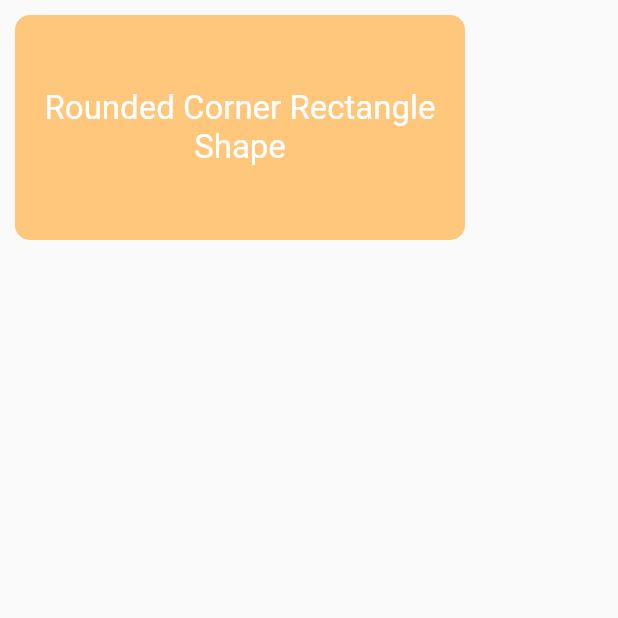
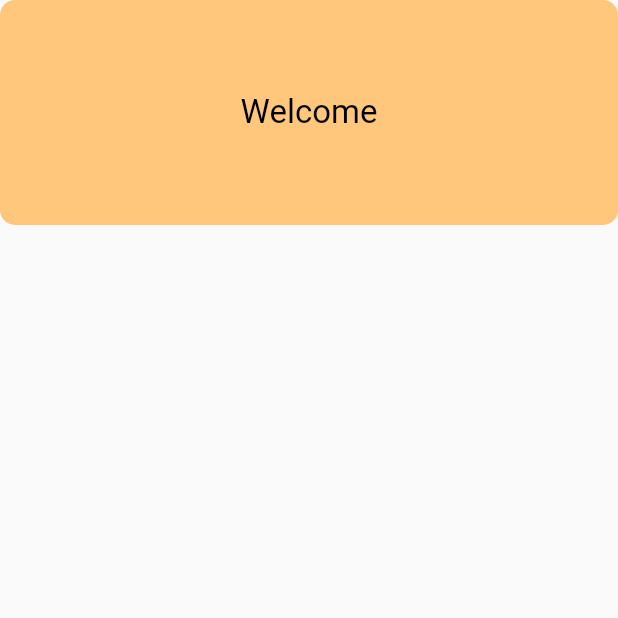
Before and after one commit to ameysunu/mongodb_flutter, a Flutter app: the screen it shows after launch, on a phone screen of 412 x 824 dp, the top half of it. Run offline on Flutter 3.47's test engine with Material 2 defaults, Android fonts, the phone set to English and light mode, and no system bars.

Commit message:
build: ui changed

```diff
--- a/lib/home.dart
+++ b/lib/home.dart
@@ -13,15 +13,11 @@ class _HomePageState extends State<HomePage> {
     const homeColor = const Color(0xFFBFFC679);
 
     return Scaffold(
-      body: Padding(
-        padding: const EdgeInsets.all(10.0),
-        child: SafeArea(
-          child: Column(
+      body: Column(
         crossAxisAlignment: CrossAxisAlignment.start,
         children: [
           Container(
             height: 150.0,
-                width: 300.0,
             color: Colors.transparent,
             child: Container(
                 decoration: BoxDecoration(
@@ -29,16 +25,14 @@ class _HomePageState extends State<HomePage> {
                     borderRadius: BorderRadius.all(Radius.circular(10.0))),
                 child: new Center(
                   child: new Text(
-                        "Rounded Corner Rectangle Shape",
-                        style: TextStyle(color: Colors.white, fontSize: 22),
+                    "Welcome",
+                    style: TextStyle(color: Colors.black, fontSize: 22),
                     textAlign: TextAlign.center,
                   ),
                 )),
           ),
         ],
       ),
-        ),
-      ),
     );
   }
 }
```
Lines whose indentation alone changed are shown as unchanged.
